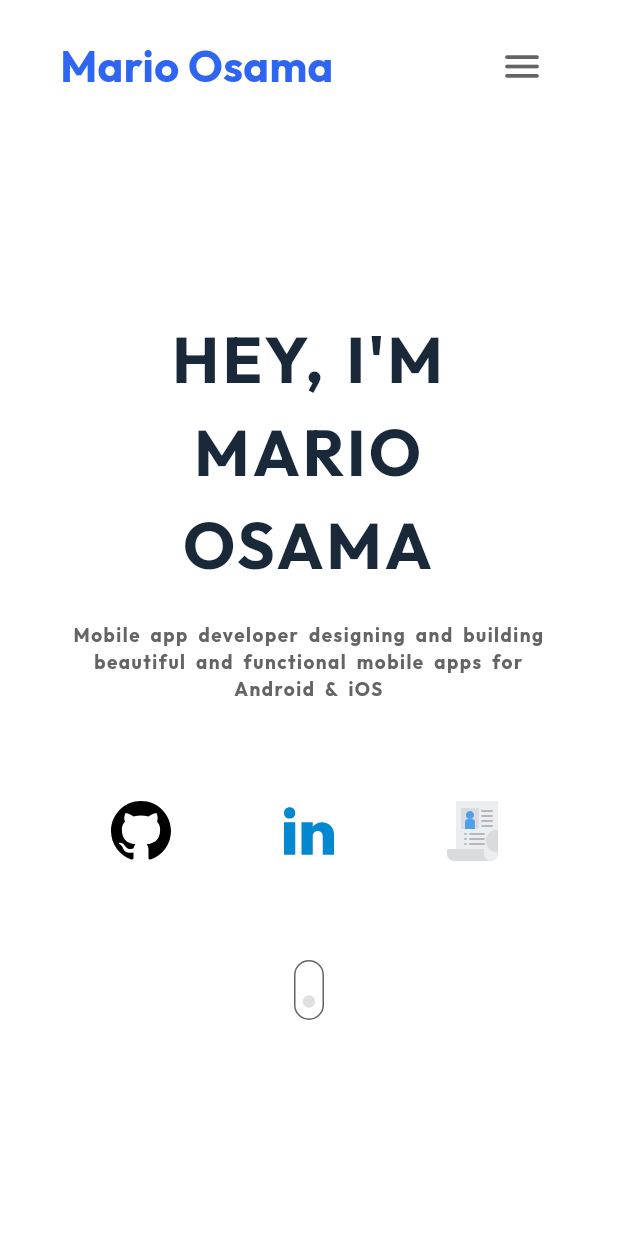
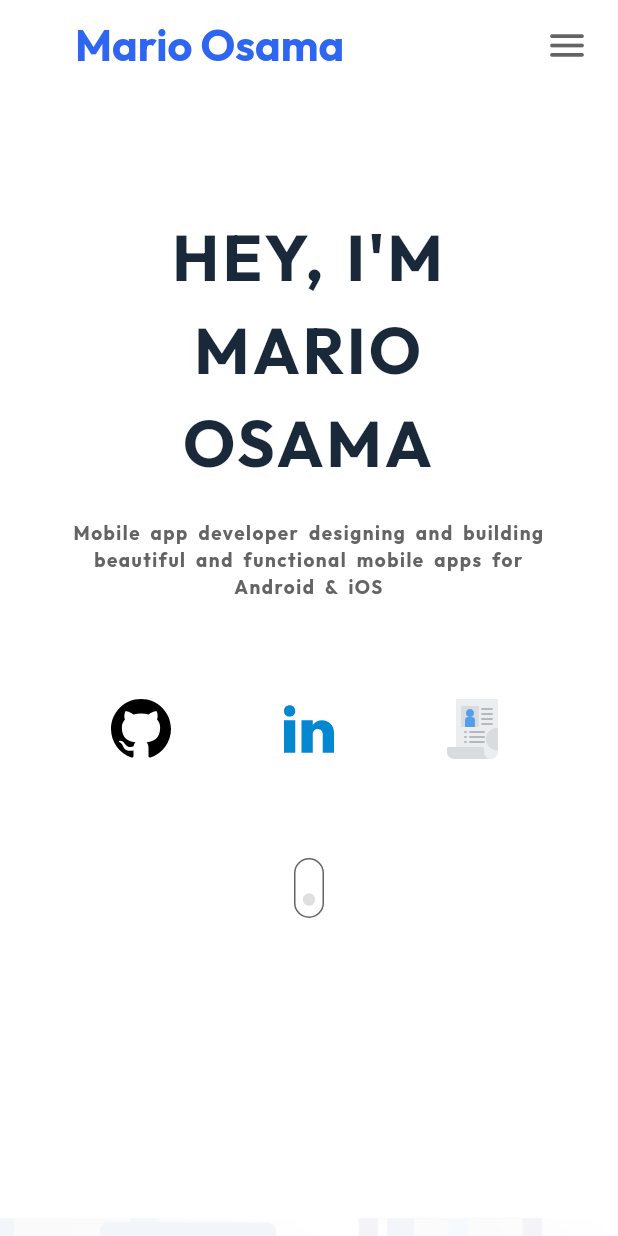
Before and after one commit to MarioOsama/my-personal-website, a Flutter app: the screen it shows after launch, on a phone screen of 412 x 824 dp. Run offline on Flutter 3.47's test engine with Material 3 defaults, Android fonts, the light colour scheme and no system bars; our stand-ins replace bloc, flutter_bloc, flutter_svg; network calls fail.

Commit message:
Finish Scrolling Control✅
- Removed the header widget from all layouts.
- Added `CustomAppBar` widget to be the app appbar.
- Added `flutter_bloc` package to control the scrolling using cubit.
- Created a `ScrollingCubit` to control scrolling through the app.

```diff
--- /dev/null
+++ b/lib/core/widgets/custom_app_bar.dart
@@ -0,0 +1,54 @@
+import 'package:flutter/material.dart';
+import 'package:mario_osama/core/helpers/app_constant.dart';
+import 'package:mario_osama/core/theming/app_colors.dart';
+import 'package:mario_osama/core/theming/app_text_styles.dart';
+import 'package:mario_osama/core/utils/app_string.dart';
+import 'package:mario_osama/core/utils/size_config.dart';
+import 'package:mario_osama/core/widgets/header_action_item.dart';
+import 'package:mario_osama/features/home/ui/widgets/actions_menu_button.dart';
+
+class CustomAppBar extends StatelessWidget implements PreferredSizeWidget {
+  const CustomAppBar({super.key});
+
+  @override
+  Widget build(BuildContext context) {
+    final double width = MediaQuery.of(context).size.width;
+    return AppBar(
+      toolbarHeight: width < SizeConfig.tablet ? 60 : 80,
+      titleSpacing: 50,
+      elevation: 0,
+      backgroundColor: AppColors.whiteColor,
+      surfaceTintColor: AppColors.blueBlackColor,
+      title: Text(
+        AppString.myName,
+        style: AppTextStyles.font32BlueBold(context),
+      ),
+      actions: _getActionItemsList(context, width),
+    );
+  }
+
+  List<Widget> _getActionItemsList(BuildContext context, double width) {
+    if (width < SizeConfig.mobileMenuItemsBreakpoint) {
+      return [
+        const Padding(
+          padding: EdgeInsets.only(right: 10.0),
+          child: ActionsMenuButton(),
+        )
+      ];
+    }
+
+    const List<String> titles = AppConstant.actionBarTitlesList;
+    return titles.map(
+      (title) {
+        return Padding(
+          padding: EdgeInsets.symmetric(
+              horizontal: width < 1200 ? width * 0.05 : 80),
+          child: HeaderActionItem(title: title),
+        );
+      },
+    ).toList();
+  }
+
+  @override
+  Size get preferredSize => const Size.fromHeight(60);
+}
--- a/lib/features/home/ui/widgets/header_action_item.dart
+++ b/lib/core/widgets/header_action_item.dart
@@ -1,4 +1,6 @@
 import 'package:flutter/material.dart';
+import 'package:flutter_bloc/flutter_bloc.dart';
+import 'package:mario_osama/core/cubit/scrolling_cubit.dart';
 import 'package:mario_osama/core/theming/app_text_styles.dart';
 
 class HeaderActionItem extends StatelessWidget {
@@ -11,6 +13,7 @@ class HeaderActionItem extends StatelessWidget {
     return GestureDetector(
       onTap: () {
         print('$title Tapped');
+        context.read<ScrollingCubit>().scrollToTargetedSection(context, title);
       },
       child: Text(
         title,
--- a/lib/desktop_layout.dart
+++ b/lib/desktop_layout.dart
@@ -12,18 +12,16 @@ class DesktopLayout extends StatelessWidget {
   Widget build(BuildContext context) {
     final double height = MediaQuery.sizeOf(context).height;
 
-    return SingleChildScrollView(
-      child: Column(
+    return Column(
       children: [
         const DesktopHomeSection(),
-          SizedBox(height: height * 0.2),
+        SizedBox(height: height * 0.3),
         const DesktopBriefSection(),
         SizedBox(height: height * 0.15),
         const DesktopProjectsSection(),
         SizedBox(height: height * 0.15),
         const DesktopContactSection(),
       ],
-      ),
     );
   }
 }
--- a/lib/features/home/ui/mobile_home_section.dart
+++ b/lib/features/home/ui/mobile_home_section.dart
@@ -1,7 +1,6 @@
 import 'package:flutter/material.dart';
 import 'package:mario_osama/features/home/ui/widgets/main_brief.dart';
 import 'package:mario_osama/features/home/ui/widgets/main_social_actions_row.dart';
-import 'package:mario_osama/features/home/ui/widgets/mobile_nav_bar.dart';
 import 'package:mario_osama/features/home/ui/widgets/scroll_animation.dart';
 
 class MobileHomeSection extends StatelessWidget {
@@ -13,11 +12,7 @@ class MobileHomeSection extends StatelessWidget {
   Widget build(BuildContext context) {
     return const Column(
       children: [
-        Padding(
-          padding: EdgeInsets.symmetric(horizontal: 40, vertical: 20),
-          child: MobileNavBar(),
-        ),
-        SizedBox(height: 120),
+        SizedBox(height: 80),
         MainBrief(
           padding: EdgeInsets.symmetric(horizontal: 40),
         ),
--- a/lib/features/home/ui/widgets/actions_menu_button.dart
+++ b/lib/features/home/ui/widgets/actions_menu_button.dart
@@ -1,4 +1,6 @@
 import 'package:flutter/material.dart';
+import 'package:flutter_bloc/flutter_bloc.dart';
+import 'package:mario_osama/core/cubit/scrolling_cubit.dart';
 import 'package:mario_osama/core/helpers/app_constant.dart';
 import 'package:mario_osama/core/theming/app_colors.dart';
 import 'package:mario_osama/core/theming/app_text_styles.dart';
@@ -20,7 +22,7 @@ class ActionsMenuButton extends StatelessWidget {
       iconSize: 30,
       iconColor: AppColors.greyColor,
       onSelected: (value) {
-        // your logic
+        context.read<ScrollingCubit>().scrollToTargetedSection(context, value);
       },
       itemBuilder: (BuildContext ctx) {
         return _getPopupItemsList(ctx);
--- a/lib/mario_osama.dart
+++ b/lib/mario_osama.dart
@@ -1,6 +1,9 @@
 import 'package:flutter/material.dart';
+import 'package:flutter_bloc/flutter_bloc.dart';
+import 'package:mario_osama/core/cubit/scrolling_cubit.dart';
 import 'package:mario_osama/core/theming/app_colors.dart';
 import 'package:mario_osama/core/widgets/adaptive_layout.dart';
+import 'package:mario_osama/core/widgets/custom_app_bar.dart';
 import 'package:mario_osama/desktop_layout.dart';
 import 'package:mario_osama/mobile_layout.dart';
 import 'package:mario_osama/tablet_layout.dart';
@@ -18,10 +21,14 @@ class MarioOsama extends StatelessWidget {
       title: 'Mario Osama',
       home: Scaffold(
         backgroundColor: AppColors.whiteColor,
-        body: AdaptiveLayout(
-          desktopLayout: (context) => const DesktopLayout(),
-          tabletLayout: (context) => const TabletLayout(),
-          mobileLayout: (context) => const MobileLayout(),
+        appBar: const CustomAppBar(),
+        body: SingleChildScrollView(
+          controller: context.read<ScrollingCubit>().state,
+          child: AdaptiveLayout(
+            desktopLayout: (context) => const DesktopLayout(),
+            tabletLayout: (context) => const TabletLayout(),
+            mobileLayout: (context) => const MobileLayout(),
+          ),
         ),
       ),
     );
--- a/lib/mobile_layout.dart
+++ b/lib/mobile_layout.dart
@@ -9,8 +9,7 @@ class MobileLayout extends StatelessWidget {
 
   @override
   Widget build(BuildContext context) {
-    return const SingleChildScrollView(
-      child: Column(
+    return const Column(
       children: [
         MobileHomeSection(),
         SizedBox(height: 200),
@@ -20,7 +19,6 @@ class MobileLayout extends StatelessWidget {
         SizedBox(height: 100),
         ContactSection(),
       ],
-      ),
     );
   }
 }
--- a/lib/tablet_layout.dart
+++ b/lib/tablet_layout.dart
@@ -9,8 +9,7 @@ class TabletLayout extends StatelessWidget {
 
   @override
   Widget build(BuildContext context) {
-    return const SingleChildScrollView(
-      child: Column(
+    return const Column(
       children: [
         TabletHomeSection(),
         SizedBox(height: 200),
@@ -20,7 +19,6 @@ class TabletLayout extends StatelessWidget {
         SizedBox(height: 100),
         ContactSection(),
       ],
-      ),
     );
   }
 }
--- a/pubspec.yaml
+++ b/pubspec.yaml
@@ -31,6 +31,7 @@ dependencies:
   flutter:
     sdk: flutter
   flutter_svg: ^2.0.10+1
+  flutter_bloc: ^8.1.6
 
 
   # The following adds the Cupertino Icons font to your application.
```
Also changed, not shown: lib/core/cubit/scrolling_cubit.dart (added, +70 -0 lines), lib/features/home/ui/desktop_home_section.dart (+1 -6 lines), lib/features/home/ui/tablet_home_section.dart (+0 -11 lines), lib/features/home/ui/widgets/home_section_header.dart (deleted, +0 -40 lines), lib/main.dart (+6 -1 lines), pubspec.lock. Lines whose indentation alone changed are shown as unchanged.
